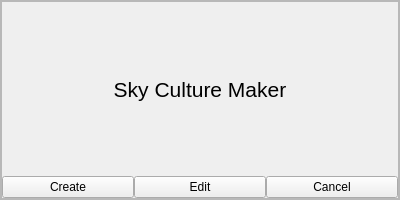
Old version of the form plugins/SkyCultureMaker/src/gui/scmStartDialog.ui in the repository Stellarium/stellarium.
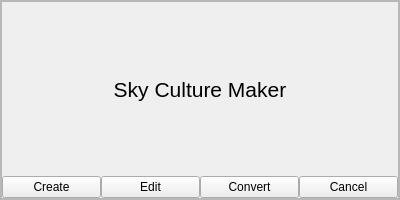
New version of the form. Custom widgets are drawn as their Qt base class.

Commit message: Added SkyCultureConverter as extra button

```diff
--- a/plugins/SkyCultureMaker/src/gui/scmStartDialog.ui
+++ b/plugins/SkyCultureMaker/src/gui/scmStartDialog.ui
@@ -127,6 +127,13 @@
                </property>
               </widget>
              </item>
+             <item>
+              <widget class="QPushButton" name="scmStartConvertpushButton">
+               <property name="text">
+                <string>Convert</string>
+               </property>
+              </widget>
+             </item>
              <item>
               <widget class="QPushButton" name="scmStartCancelpushButton">
                <property name="text">
```
The commit also changes 5 other files.
